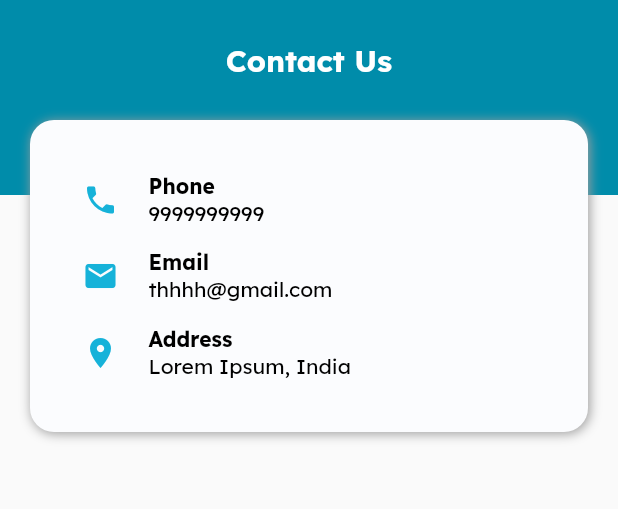
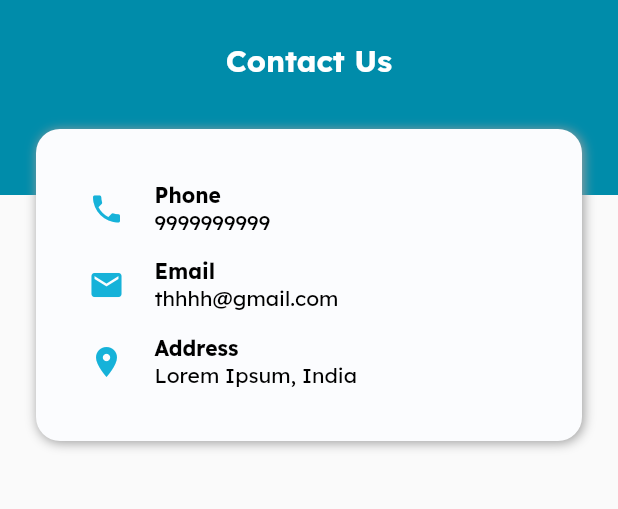
Before and after one commit to txlhae/tiri-frontend, a Flutter app: the ContactUs screen opened by its route, on a phone screen of 412 x 824 dp, the part 105-614 px from its top. Run offline on Flutter 3.47's test engine with Material 3 defaults, Android fonts, the phone set to English and light mode, and no system bars; our stand-ins replace app_links, connectivity_plus, country_picker, dio, flutter_local_notifications, flutter_secure_storage and 9 more; missing offline and left inert: defer_pointer, mobile_scanner; accounts and stored records are empty; network calls fail.

Commit message:
commit before fixing the ui shadows issue

```diff
--- a/lib/screens/widgets/request_widgets/details_card.dart
+++ b/lib/screens/widgets/request_widgets/details_card.dart
@@ -8,6 +8,7 @@ class DetailsCard extends StatelessWidget {
   Widget build(BuildContext context) {
     return Container(
       width: double.infinity,
+      margin: const EdgeInsets.symmetric(horizontal: 4.0, vertical: 6.0),
       padding: const EdgeInsets.all(20),
       decoration: BoxDecoration(
         color: const Color.fromRGBO(251, 252, 254, 1),
```
